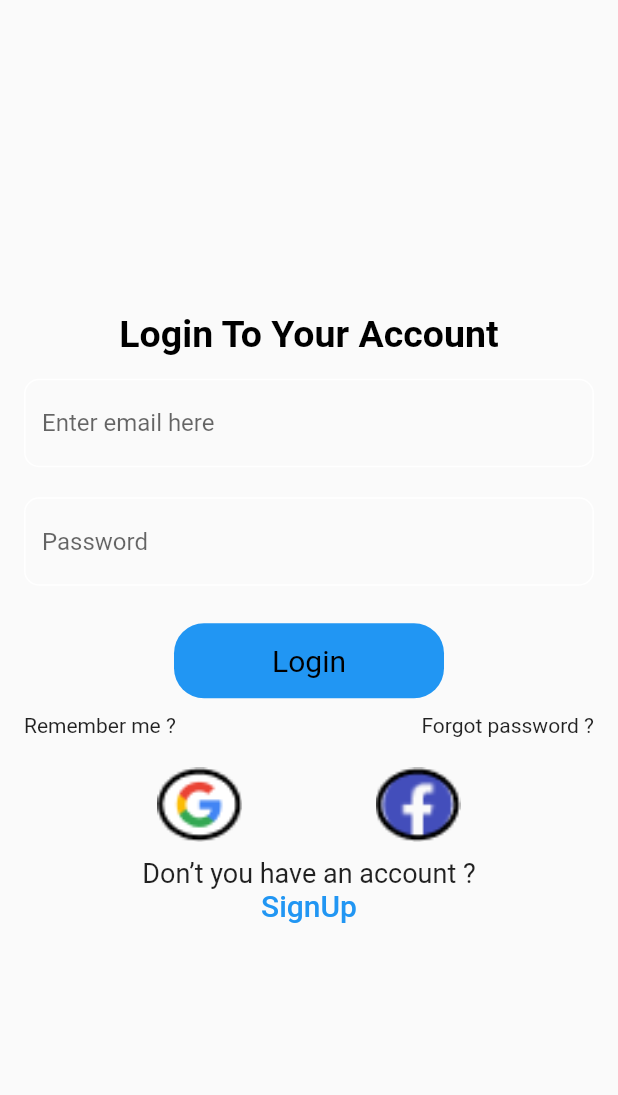
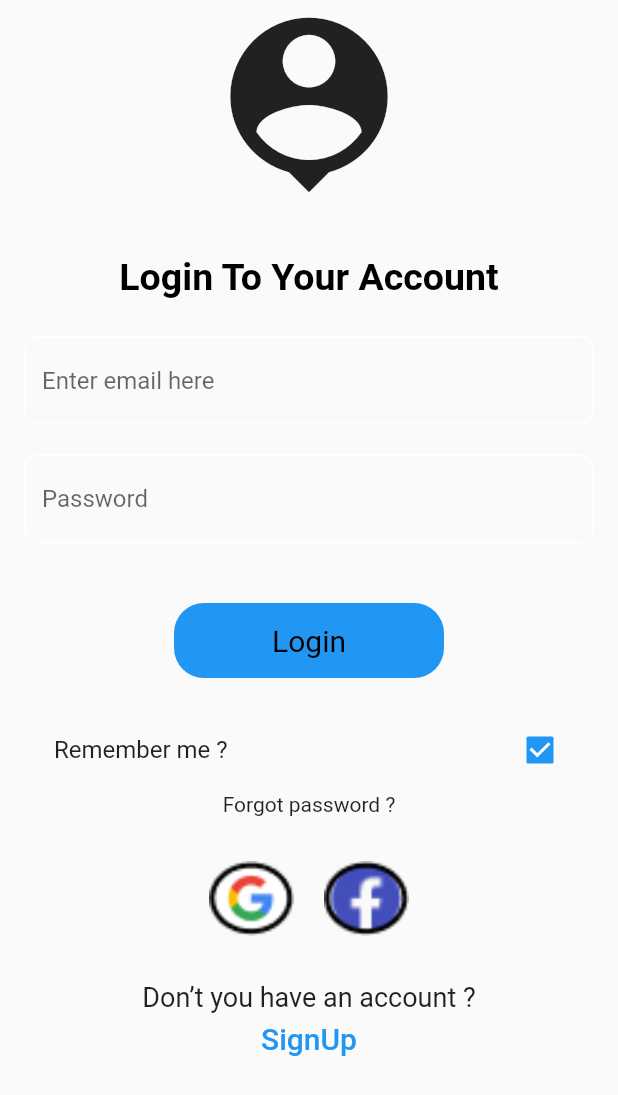
Before and after one commit to MLearn-org/MLearn, a Flutter app: the screen it shows after launch, after a tap on "Remember me ?", on a phone screen of 412 x 824 dp. Shown: the top 1095 px of the screen. Run offline on Flutter 3.47's test engine with Material 2 defaults, Android fonts, the light colour scheme and no system bars.

Commit message:
Design Login page

```diff
--- a/lib/login_page.dart
+++ b/lib/login_page.dart
@@ -13,17 +13,21 @@ class LoginPage extends StatefulWidget {
 class _LoginPageState extends State<LoginPage> {
   final _email = TextEditingController();
   final _password = TextEditingController();
+  bool isChecked = false;
 
   @override
   Widget build(BuildContext context) {
     return Scaffold(
-      body: Container(
+      body: SafeArea(
+        child: Container(
           padding: const EdgeInsets.symmetric(horizontal: 16),
+          child: SingleChildScrollView(
             child: Column(
               mainAxisAlignment: MainAxisAlignment.center,
               children: [
                 //add logo here
-            // Image.asset('logo.png'),
+                const Icon(Icons.person_pin, size: 140),
+                const SizedBox(height: 30),
                 const Text(
                   "Login To Your Account",
                   style: TextStyle(
@@ -31,62 +35,66 @@ class _LoginPageState extends State<LoginPage> {
                       color: Colors.black,
                       fontWeight: FontWeight.bold),
                 ),
-            const SizedBox(height: 15),
+                const SizedBox(height: 25),
                 CustomTextfield(
-                textEditingController: _email, hintText: "Enter email here"),
+                    textEditingController: _email,
+                    hintText: "Enter email here"),
                 const SizedBox(height: 20),
                 CustomTextfield(
                   hintText: "Password",
                   textEditingController: _password,
                   isObscure: true,
                 ),
-            const SizedBox(height: 25),
+                const SizedBox(height: 40),
                 InkWell(
                     onTap: () {
                       //navigate function here
                     },
                     child: const CustomButton(text: 'Login')),
 
-            const SizedBox(height: 10),
+                const SizedBox(height: 20),
 
-            Row(
-              mainAxisAlignment: MainAxisAlignment.spaceBetween,
-              children: [
-                //have to add tik boc here,so add it
-                InkWell(
-                    onTap: () {
-                      //remember function here
-                    },
-                    child: const Text("Remember me ?")),
+                CheckboxListTile(
+                  value: isChecked,
+                  title: const Text(" Remember me ?",
+                      style: TextStyle(fontSize: 16)),
+                  onChanged: ((bool? value) {
+                    setState(() {
+                      isChecked = value!;
+                    });
+                  }),
+                ),
                 InkWell(
                     onTap: () {
                       //navigate to fogot password reset page
                     },
                     child: const Text("Forgot password ?")),
-              ],
-            ),
-            const SizedBox(height: 20),
+                const SizedBox(height: 30),
                 Row(
-              mainAxisAlignment: MainAxisAlignment.spaceEvenly,
+                  mainAxisAlignment: MainAxisAlignment.center,
                   children: [
                     InkWell(
                         onTap: () {
                           //google navigate
                         },
-                    child: Image.asset('res/gfx/Ellipse 22.png', scale: 0.6)),
+                        child:
+                            Image.asset('res/gfx/Ellipse 22.png', scale: 0.6)),
+                    const SizedBox(width: 20),
                     InkWell(
                         onTap: () {
                           //facebook navigate
                         },
-                    child: Image.asset('res/gfx/Ellipse 23.png', scale: 0.6)),
+                        child:
+                            Image.asset('res/gfx/Ellipse 23.png', scale: 0.6)),
                   ],
                 ),
-            const SizedBox(height: 10),
+                const SizedBox(height: 30),
 
                 const Text(
                   "Don’t you have an account ?",
                   style: TextStyle(fontSize: 18),
                 ),
+                const SizedBox(height: 6),
                 InkWell(
                   onTap: () {
                     //navigate to sing up page
@@ -102,6 +110,8 @@ class _LoginPageState extends State<LoginPage> {
               ],
             ),
           ),
+        ),
+      ),
     );
   }
 }
```
Lines whose indentation alone changed are shown as unchanged.
